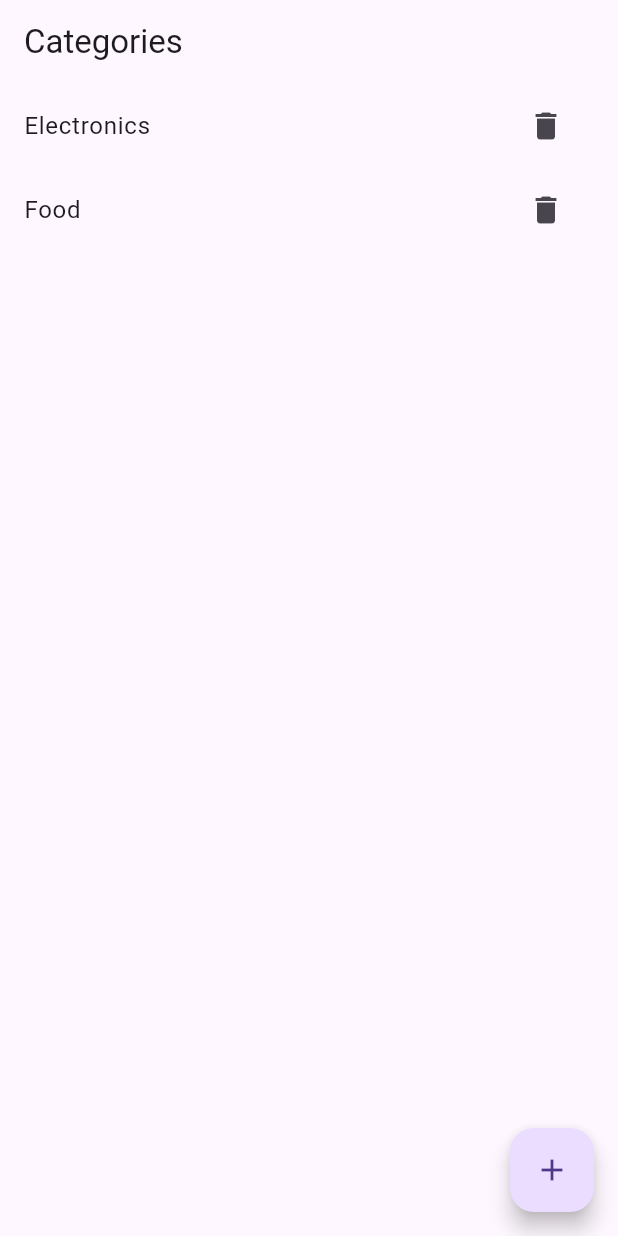
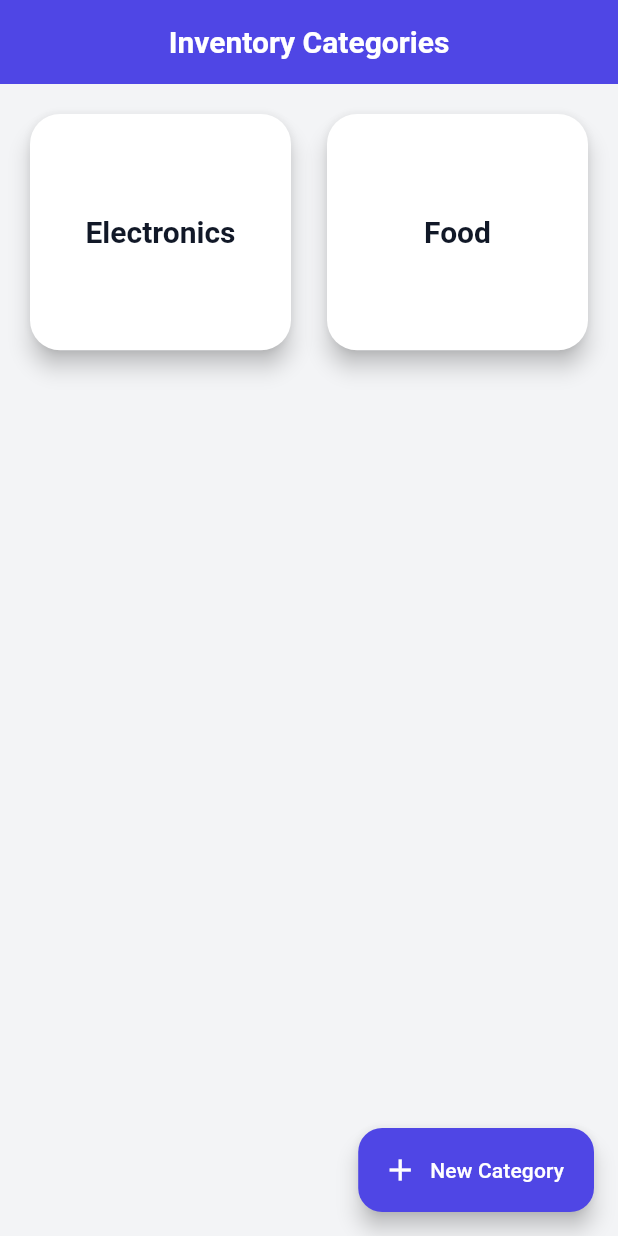
Before and after one commit to solartedaniers/Global_State, a Flutter app: the screen it shows after launch, on a phone screen of 412 x 824 dp. Run offline on Flutter 3.47's test engine with Material 3 defaults, Android fonts, the phone set to English and light mode, and no system bars; our stand-ins replace get.

Commit message:
Subo coles y diseño

```diff
--- a/lib/main.dart
+++ b/lib/main.dart
@@ -1,6 +1,7 @@
 import 'package:flutter/material.dart';
 import 'package:get/get.dart';
 import 'screens/categories_screen.dart';
+import 'theme/app_theme.dart';
 
 void main() {
   runApp(const MyApp());
@@ -14,7 +15,7 @@ class MyApp extends StatelessWidget {
     return GetMaterialApp(
       debugShowCheckedModeBanner: false,
       title: "Inventory",
-      theme: ThemeData(primarySwatch: Colors.indigo),
+      theme: AppTheme.lightTheme,
       home: CategoriesScreen(),
     );
   }
--- a/lib/screens/categories_screen.dart
+++ b/lib/screens/categories_screen.dart
@@ -5,44 +5,70 @@ import 'products_screen.dart';
 
 class CategoriesScreen extends StatelessWidget {
   final controller = Get.put(InventoryController());
-  final TextEditingController nameCtrl = TextEditingController();
 
   CategoriesScreen({super.key});
-
-  void _addCategory() {
-    Get.defaultDialog(
-      title: "New Category",
-      content: TextField(controller: nameCtrl),
-      onConfirm: () {
-        controller.addCategory(nameCtrl.text);
-        nameCtrl.clear();
-        Get.back();
-      },
-    );
-  }
 
   @override
   Widget build(BuildContext context) {
     return Scaffold(
-      appBar: AppBar(title: const Text("Categories")),
-      floatingActionButton: FloatingActionButton(
-        onPressed: _addCategory,
-        child: const Icon(Icons.add),
+      appBar: AppBar(title: const Text("Inventory Categories")),
+
+      floatingActionButton: FloatingActionButton.extended(
+        onPressed: _addCategoryDialog,
+        icon: const Icon(Icons.add),
+        label: const Text("New Category"),
       ),
-      body: Obx(() => ListView.builder(
+
+      body: Obx(() => Padding(
+            padding: const EdgeInsets.all(16),
+            child: GridView.builder(
               itemCount: controller.categories.length,
+              gridDelegate: const SliverGridDelegateWithFixedCrossAxisCount(
+                crossAxisCount: 2,
+                mainAxisSpacing: 16,
+                crossAxisSpacing: 16,
+                childAspectRatio: 1.1,
+              ),
               itemBuilder: (_, i) {
                 final category = controller.categories[i];
-              return ListTile(
-                title: Text(category.name),
-                trailing: IconButton(
-                  icon: const Icon(Icons.delete),
-                  onPressed: () => controller.deleteCategory(category.id),
+
+                return GestureDetector(
+                  onTap: () =>
+                      Get.to(() => ProductsScreen(category: category)),
+                  child: Card(
+                    child: Center(
+                      child: Text(
+                        category.name,
+                        style: Theme.of(context).textTheme.titleLarge,
+                        textAlign: TextAlign.center,
                       ),
-                onTap: () => Get.to(() => ProductsScreen(category: category)),
+                    ),
+                  ),
                 );
               },
+            ),
           )),
     );
   }
+
+  void _addCategoryDialog() {
+    final ctrl = TextEditingController();
+
+    Get.dialog(
+      AlertDialog(
+        title: const Text("Create Category"),
+        content: TextField(controller: ctrl),
+        actions: [
+          TextButton(onPressed: Get.back, child: const Text("Cancel")),
+          ElevatedButton(
+            onPressed: () {
+              controller.addCategory(ctrl.text);
+              Get.back();
+            },
+            child: const Text("Save"),
+          )
+        ],
+      ),
+    );
   }
+}
--- a/lib/theme/app_theme.dart
+++ b/lib/theme/app_theme.dart
@@ -0,0 +1,55 @@
+import 'package:flutter/material.dart';
+
+class AppTheme {
+  static const Color primary = Color(0xFF4F46E5);
+  static const Color secondary = Color(0xFF22C55E);
+  static const Color background = Color(0xFFF3F4F6);
+  static const Color cardColor = Colors.white;
+  static const Color textPrimary = Color(0xFF111827);
+  static const Color textSecondary = Color(0xFF6B7280);
+
+  static ThemeData get lightTheme {
+    return ThemeData(
+      useMaterial3: true,
+      scaffoldBackgroundColor: background,
+
+      colorScheme: const ColorScheme.light(
+        primary: primary,
+        secondary: secondary,
+      ),
+
+      appBarTheme: const AppBarTheme(
+        elevation: 0,
+        backgroundColor: primary,
+        foregroundColor: Colors.white,
+        centerTitle: true,
+      ),
+
+      // ✅ CORREGIDO PARA FLUTTER NUEVO
+      cardTheme: CardThemeData(
+        color: cardColor,
+        elevation: 6,
+        shape: RoundedRectangleBorder(
+          borderRadius: BorderRadius.circular(20),
+        ),
+      ),
+
+      floatingActionButtonTheme: const FloatingActionButtonThemeData(
+        backgroundColor: primary,
+        foregroundColor: Colors.white,
+      ),
+
+      textTheme: const TextTheme(
+        titleLarge: TextStyle(
+          fontSize: 20,
+          fontWeight: FontWeight.bold,
+          color: textPrimary,
+        ),
+        bodyMedium: TextStyle(
+          fontSize: 14,
+          color: textSecondary,
+        ),
+      ),
+    );
+  }
+}
```
Also changed, not shown: lib/screens/products_screen.dart (+18 -52 lines), lib/widgets/product_card.dart (+25 -18 lines). Lines whose indentation alone changed are shown as unchanged.
